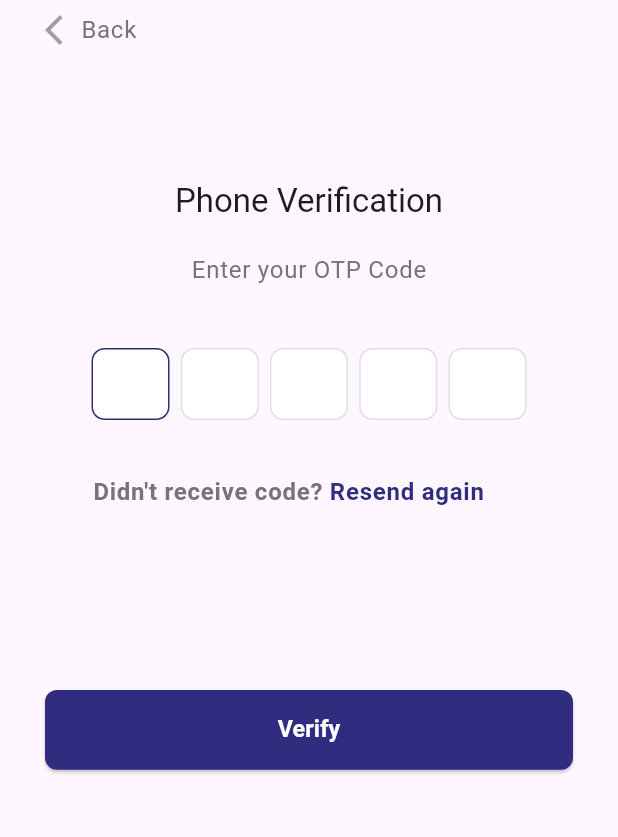
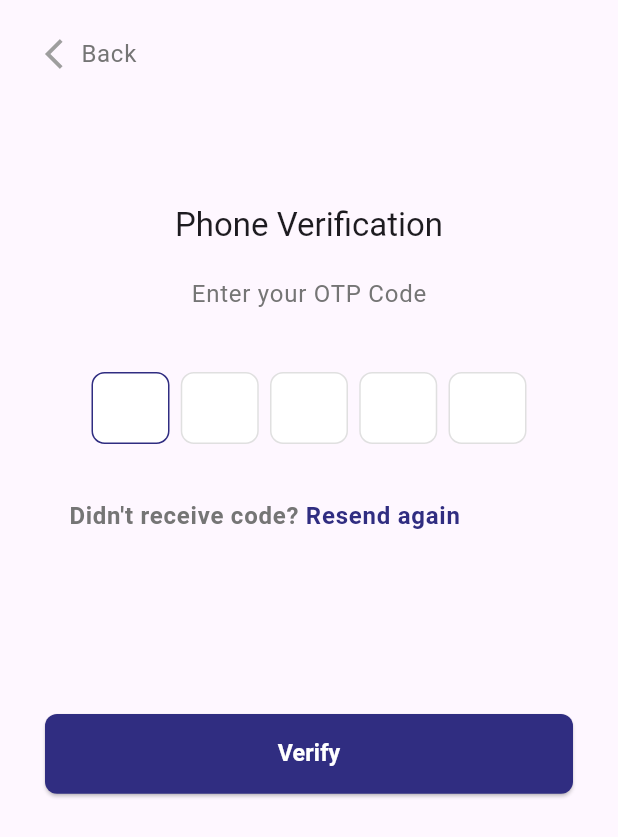
Before and after one commit to Sudarshan519/rideapp, a Flutter app: the screen it shows after launch, after a tap on "Sign up", on a phone screen of 412 x 824 dp. Shown: the top 837 px of the screen. Run offline on Flutter 3.47's test engine with Material 3 defaults, Android fonts, the light colour scheme and no system bars; drawn by our look-alikes of pin_code_fields; our stand-ins replace flutter_screenutil, get, intl_phone_number_input.

Commit message:
update ui updates

```diff
--- a/lib/main.dart
+++ b/lib/main.dart
@@ -30,7 +30,7 @@ class MyApp extends StatelessWidget {
           //
           // This works for code too, not just values: Most code changes can be
           // tested with just a hot reload.
-          colorScheme: ColorScheme.fromSeed(seedColor: Colors.deepPurple),
+          // colorScheme: ColorScheme.fromSeed(seedColor: Colors.deepPurple),
           useMaterial3: true,
         ),
         home: const SplashPage());
--- a/lib/ui/pages/home/home_screen.dart
+++ b/lib/ui/pages/home/home_screen.dart
@@ -1,4 +1,5 @@
 import 'package:flutter/material.dart';
+import 'package:flutter_screenutil/flutter_screenutil.dart';
 import 'package:get/get.dart';
 import 'package:rideapp/ui/pages/home/search_pickup_screen.dart';
 import 'package:rideapp/ui/pages/utils/extension.dart';
@@ -15,6 +16,7 @@ class _HomeState extends State<Home> {
   @override
   Widget build(BuildContext context) {
     return Scaffold(
+      resizeToAvoidBottomInset: false,
       body: SafeArea(
         child: Stack(
           children: [
@@ -29,7 +31,7 @@ class _HomeState extends State<Home> {
                     color: Colors.white,
                     borderRadius: BorderRadius.all(Radius.circular(4))),
                 margin: const EdgeInsets.symmetric(horizontal: 20),
-                height: 53,
+                height: 50.h,
                 child: const Row(children: [
                   Icon(Icons.menu),
                   SizedBox(
--- a/lib/ui/pages/home/pinlocation copy.dart
+++ b/lib/ui/pages/home/pinlocation copy.dart
@@ -1,4 +1,5 @@
 import 'package:flutter/material.dart';
+import 'package:flutter_screenutil/flutter_screenutil.dart';
 import 'package:get/get.dart';
 import 'package:rideapp/ui/pages/home/home_screen.dart';
 import 'package:rideapp/ui/pages/home/search_pickup_screen.dart';
@@ -18,6 +19,7 @@ class _PinDropLocationState extends State<PinDropLocation> {
   @override
   Widget build(BuildContext context) {
     return Scaffold(
+      resizeToAvoidBottomInset: false,
       body: SafeArea(
         child: Stack(
           children: [
@@ -32,7 +34,7 @@ class _PinDropLocationState extends State<PinDropLocation> {
                     color: Colors.white,
                     borderRadius: BorderRadius.all(Radius.circular(4))),
                 margin: const EdgeInsets.symmetric(horizontal: 20),
-                height: 53,
+                height: 50.h,
                 child: const Row(children: [
                   Icon(Icons.menu),
                   SizedBox(
--- a/lib/ui/pages/home/pinlocation.dart
+++ b/lib/ui/pages/home/pinlocation.dart
@@ -1,4 +1,5 @@
 import 'package:flutter/material.dart';
+import 'package:flutter_screenutil/flutter_screenutil.dart';
 import 'package:get/get.dart';
 import 'package:rideapp/ui/pages/home/home_screen.dart';
 import 'package:rideapp/ui/pages/home/search_dorp_screen.dart';
@@ -18,6 +19,7 @@ class _PinPickupLocationState extends State<PinPickupLocation> {
   @override
   Widget build(BuildContext context) {
     return Scaffold(
+      resizeToAvoidBottomInset: false,
       body: SafeArea(
         child: Stack(
           children: [
@@ -32,7 +34,7 @@ class _PinPickupLocationState extends State<PinPickupLocation> {
                     color: Colors.white,
                     borderRadius: BorderRadius.all(Radius.circular(4))),
                 margin: const EdgeInsets.symmetric(horizontal: 20),
-                height: 53,
+                height: 50.h,
                 child: const Row(children: [
                   Icon(Icons.menu),
                   SizedBox(
--- a/lib/ui/pages/home/search_dorp_screen.dart
+++ b/lib/ui/pages/home/search_dorp_screen.dart
@@ -17,6 +17,7 @@ class _SearchDropScreenState extends State<SearchDropScreen> {
   @override
   Widget build(BuildContext context) {
     return Scaffold(
+        resizeToAvoidBottomInset: false,
       backgroundColor: Palette.primary,
       body: SafeArea(
         child: Column(
--- a/lib/ui/pages/home/search_pickup_screen.dart
+++ b/lib/ui/pages/home/search_pickup_screen.dart
@@ -17,6 +17,7 @@ class _SearchPickupScreenState extends State<SearchPickupScreen> {
   @override
   Widget build(BuildContext context) {
     return Scaffold(
+      resizeToAvoidBottomInset: false,
       backgroundColor: Palette.primary,
       body: SafeArea(
         child: Column(
--- a/lib/ui/pages/login/login.dart
+++ b/lib/ui/pages/login/login.dart
@@ -19,13 +19,15 @@ class SignIn extends StatelessWidget {
           child: Column(
             crossAxisAlignment: CrossAxisAlignment.start,
             children: [
+              SizedBox(height: 16),
               const BackButtonWidget(),
               const SizedBox(
                 height: 30,
               ),
               Text(
-                "Sign up",
-                style: Get.textTheme.headlineSmall,
+                "Sign in",
+                style: Get.textTheme.titleLarge
+                    ?.copyWith(fontWeight: FontWeight.w600),
               ),
               const SizedBox(
                 height: 80,
--- a/lib/ui/pages/otp/otp.dart
+++ b/lib/ui/pages/otp/otp.dart
@@ -1,3 +1,4 @@
+import 'package:flutter/gestures.dart';
 import 'package:flutter/material.dart';
 import 'package:flutter_screenutil/flutter_screenutil.dart';
 import 'package:get/get.dart';
@@ -19,6 +20,7 @@ class Otp extends StatelessWidget {
         child: Column(
           crossAxisAlignment: CrossAxisAlignment.start,
           children: [
+            SizedBox(height: 16),
             const BackButtonWidget(),
             const SizedBox(
               height: 80,
@@ -87,30 +89,34 @@ class Otp extends StatelessWidget {
               height: 20,
             ),
             Padding(
-              padding: const EdgeInsets.symmetric(horizontal: 32),
+              padding: const EdgeInsets.symmetric(horizontal: 16),
               child: SizedBox(
                 child: Row(
                   mainAxisAlignment: MainAxisAlignment.start,
                   children: [
-                    Text(
-                      "Didn't receive code? ",
+                    Expanded(
+                      child: Expanded(
+                        child: RichText(
+                            text: TextSpan(children: [
+                          TextSpan(
+                            text: "Didn't receive code? ",
                             style: Get.textTheme.bodyLarge?.copyWith(
                               fontWeight: FontWeight.w600,
                               color: Colors.grey.shade600,
                             ),
                           ),
-                    InkWell(
-                      onTap: () {
-                        Get.to(const Otp());
-                      },
-                      child: Text(
-                        "Resend again",
+                          TextSpan(
+                            recognizer: TapGestureRecognizer()
+                              ..onTap = () => Get.to(const Otp()),
+                            text: "Resend again",
                             style: Get.textTheme.bodyLarge?.copyWith(
                               fontWeight: FontWeight.w600,
                               color: Palette.primary,
                             ),
+                          )
+                        ])),
                       ),
-                    ),
+                    )
                   ],
                 ),
               ),
--- a/lib/ui/pages/signup/signup.dart
+++ b/lib/ui/pages/signup/signup.dart
@@ -6,6 +6,7 @@ import 'package:get/get.dart';
 import 'package:intl_phone_number_input/intl_phone_number_input.dart';
 import 'package:rideapp/ui/pages/otp/otp.dart';
 import 'package:rideapp/ui/pages/utils/colors.dart';
+import 'package:rideapp/ui/pages/utils/extension.dart';
 import 'package:rideapp/ui/pages/widgets/app_button.dart';
 import 'package:rideapp/ui/pages/widgets/custom_input.dart';
 import 'package:rideapp/ui/pages/widgets/textstyles.dart';
@@ -27,13 +28,15 @@ class _SignupState extends State<Signup> {
           child: Column(
             crossAxisAlignment: CrossAxisAlignment.start,
             children: [
+              SizedBox(height: 16),
               const BackButtonWidget(),
               const SizedBox(
                 height: 30,
               ),
               Text(
                 "Sign up",
-                style: Get.textTheme.headlineSmall,
+                style: Get.textTheme.titleLarge
+                    ?.copyWith(fontWeight: FontWeight.w600),
               ),
               const SizedBox(
                 height: 20,
@@ -68,12 +71,17 @@ class _SignupState extends State<Signup> {
                   hintText: "Search ...",
                 ),
                 inputDecoration: InputDecoration(
+                    // contentPadding: const EdgeInsets.symmetric(
+                    //     horizontal: 20, vertical: 16),
+                    hintText: "Mobile Number",
                     isDense: false,
                     errorStyle: TextStyle(
                         fontSize: 10.spMin, color: Colors.red.shade800),
                     errorMaxLines: 2,
-                    hintStyle: AppTextStyles.normal
-                        .copyWith(color: Colors.black.withOpacity(0.3)),
+                    hintStyle: AppTextStyles.normal.copyWith(
+                      color: "#D0D0D0".toHex(),
+                      fontWeight: FontWeight.w600,
+                    ),
                     prefixIconConstraints: BoxConstraints(
                         minWidth: 0, maxHeight: Platform.isIOS ? 24.r : 18.r),
                     suffixIconConstraints:
@@ -177,30 +185,29 @@ class _SignupState extends State<Signup> {
                   Container(
                       height: 48,
                       width: 48,
+                      padding: EdgeInsets.all(8),
                       decoration: BoxDecoration(
-                          border: Border.all(color: Colors.grey),
+                          border: Border.all(color: Colors.grey.shade300),
                           borderRadius: BorderRadius.circular(8)),
-                      child: IconButton(
-                          onPressed: () {},
-                          icon: Image.asset(
-                            "assets/Gmail(1).png",
-                            height: 24,
-                          ))),
+                      child: Image.asset(
+                        "assets/Gmail(1).png",
+                        height: 24,
+                      )),
                   const SizedBox(
                     width: 16,
                   ),
                   Container(
                       height: 48,
                       width: 48,
+                      padding: EdgeInsets.all(8),
                       decoration: BoxDecoration(
-                          border: Border.all(color: Colors.grey),
+                          border: Border.all(color: Colors.grey.shade300),
                           borderRadius: BorderRadius.circular(8)),
-                      child: IconButton(
-                          onPressed: () {},
-                          icon: Image.asset(
-                            "assets/Facebook.png",
-                            height: 24,
-                          ))),
+                      child: Image.asset(
+                        "assets/Facebook.png",
+                        height: 24,
+                        width: 24,
+                      )),
                   const Spacer(),
                 ],
               ),
--- a/lib/ui/pages/splash/splash.dart
+++ b/lib/ui/pages/splash/splash.dart
@@ -2,6 +2,7 @@ import 'package:flutter/material.dart';
 import 'package:flutter_screenutil/flutter_screenutil.dart';
 import 'package:get/get.dart';
 import 'package:rideapp/ui/pages/signup/signup.dart';
+import 'package:rideapp/ui/pages/utils/extension.dart';
 
 class SplashPage extends StatefulWidget {
   const SplashPage({super.key});
@@ -15,7 +16,7 @@ class _SplashPageState extends State<SplashPage> {
   void initState() {
     // TODO: implement initState
     super.initState();
-    Future.delayed(1.seconds, () => Get.to(() => const Signup()));
+    Future.delayed(1.seconds, () => Get.off(() => const Signup()));
   }
 
   @override
@@ -27,7 +28,7 @@ class _SplashPageState extends State<SplashPage> {
     );
 
     return Scaffold(
-      backgroundColor: const Color.fromRGBO(48, 45, 129, 1),
+      backgroundColor: "#2e2c7f".toHex(),
       body: Center(
           child: Image.asset(
         "assets/splash.png",
--- a/lib/ui/pages/widgets/custom_input.dart
+++ b/lib/ui/pages/widgets/custom_input.dart
@@ -2,6 +2,7 @@ import 'package:flutter/material.dart';
 import 'package:flutter/services.dart';
 import 'package:flutter_screenutil/flutter_screenutil.dart';
 import 'package:rideapp/ui/pages/utils/colors.dart';
+import 'package:rideapp/ui/pages/utils/extension.dart';
 import 'package:rideapp/ui/pages/widgets/constants.dart';
 import 'package:rideapp/ui/pages/widgets/textstyles.dart';
 
@@ -135,7 +136,8 @@ class _CustomInputFieldState extends State<CustomInputField> {
             errorMaxLines: 2,
             hintStyle: !widget.makeHintBold
                 ? AppTextStyles.normal.copyWith(
-                    color: Colors.black.withOpacity(0.3),
+                    color: "#D0D0D0".toHex(),
+                    fontWeight: FontWeight.w600,
                   )
                 : AppTextStyles.normal.copyWith(color: Colors.black),
             // prefixIconConstraints: BoxConstraints(
--- a/pubspec.yaml
+++ b/pubspec.yaml
@@ -39,7 +39,6 @@ dependencies:
   flutter_screenutil: ^5.9.3
   intl_phone_number_input: ^0.7.4
   pin_code_fields: ^8.0.0
-  google_maps_flutter_android: ^2.8.0
 
 dev_dependencies:
   flutter_test:
```
Also changed, not shown: lib/ui/pages/home/select_ride/select_ride.dart (+5 -3 lines), pubspec.lock, 1 other file. Lines whose indentation alone changed are shown as unchanged.
